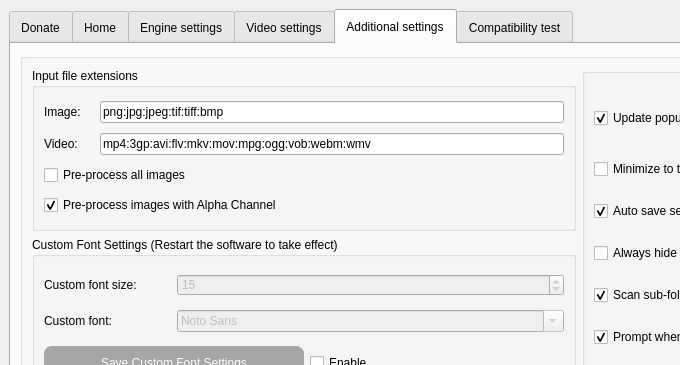
Above: SRC/Waifu2x-Extension-QT/mainwindow.ui from AaronFeng753/Waifu2x-Extension-GUI before the change; both pictures show x 0 to 680 and y 0 to 365 of the 1157 by 774 pixel window. Below: the same form after it.
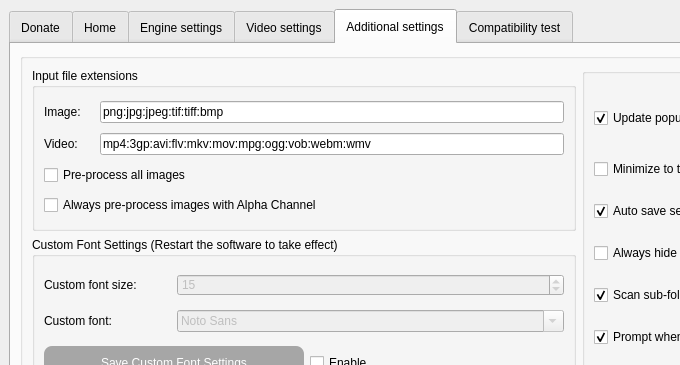
That is the form after the change. The open tabs and pages were chosen to show the change. Icons and pictures are not drawn.

Commit message: Intelligently detect whether the Alpha channel is lost, and automatically reprocess the picture.

Patch:
```diff
--- a/SRC/Waifu2x-Extension-QT/mainwindow.ui
+++ b/SRC/Waifu2x-Extension-QT/mainwindow.ui
@@ -5086,10 +5086,10 @@
 of some special images, you can enable this to fix that.</string>
                 </property>
                 <property name="text">
-                 <string>Pre-process images with Alpha Channel</string>
+                 <string>Always pre-process images with Alpha Channel</string>
                 </property>
                 <property name="checked">
-                 <bool>true</bool>
+                 <bool>false</bool>
                 </property>
                </widget>
               </item>
```
Left out of the diff: 11 changed lines with no effect on the pictures. The commit also changes 13 other files.
